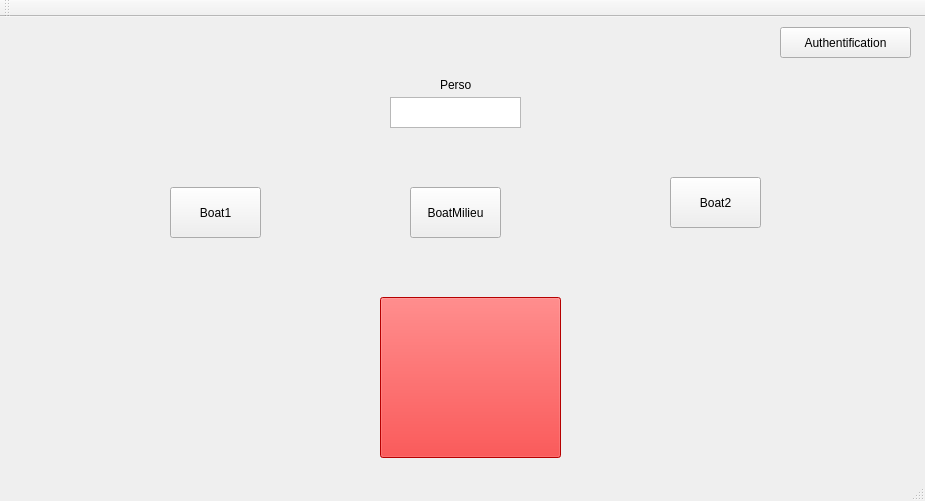
qwendling/TPNote_IHM, file Projet_IHM/Automatique/mainwindow.ui: the form before one commit.
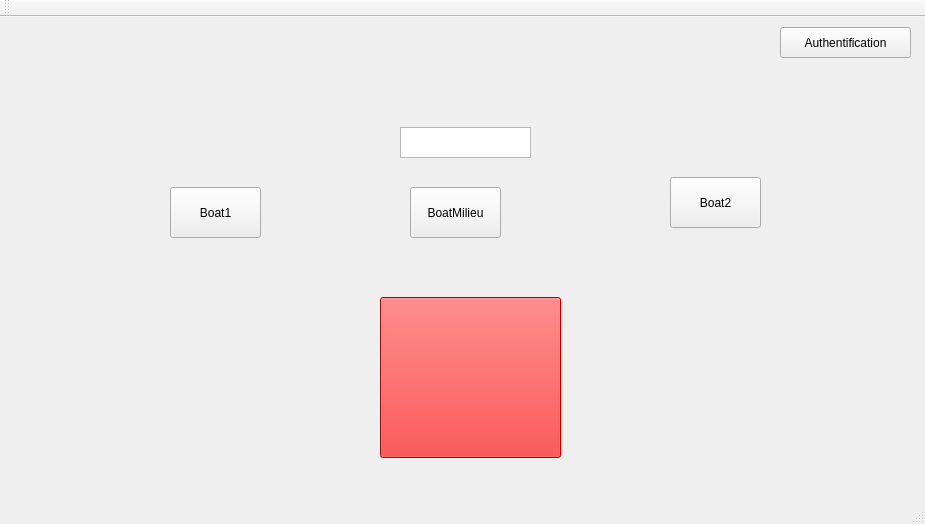
The form after the commit. Icons and pictures are not drawn.

Patch:
```diff
--- a/Projet_IHM/Automatique/mainwindow.ui
+++ b/Projet_IHM/Automatique/mainwindow.ui
@@ -7,7 +7,7 @@
     <x>0</x>
     <y>0</y>
     <width>925</width>
-    <height>501</height>
+    <height>524</height>
    </rect>
   </property>
   <property name="windowTitle">
@@ -36,8 +36,8 @@
    <widget class="QGraphicsView" name="Cabane">
     <property name="geometry">
      <rect>
-      <x>390</x>
-      <y>80</y>
+      <x>400</x>
+      <y>110</y>
       <width>131</width>
       <height>31</height>
      </rect>
@@ -107,14 +107,20 @@
    <widget class="QLabel" name="label">
     <property name="geometry">
      <rect>
-      <x>440</x>
-      <y>60</y>
-      <width>55</width>
-      <height>16</height>
+      <x>450</x>
+      <y>70</y>
+      <width>21</width>
+      <height>41</height>
      </rect>
     </property>
     <property name="text">
-     <string>Perso</string>
+     <string/>
+    </property>
+    <property name="pixmap">
+     <pixmap>../../RessourcesGraph/Place.png</pixmap>
+    </property>
+    <property name="scaledContents">
+     <bool>true</bool>
     </property>
    </widget>
    <widget class="QLabel" name="Vert1">
```
Left out of the diff: 2 changed lines with no effect on the pictures.
